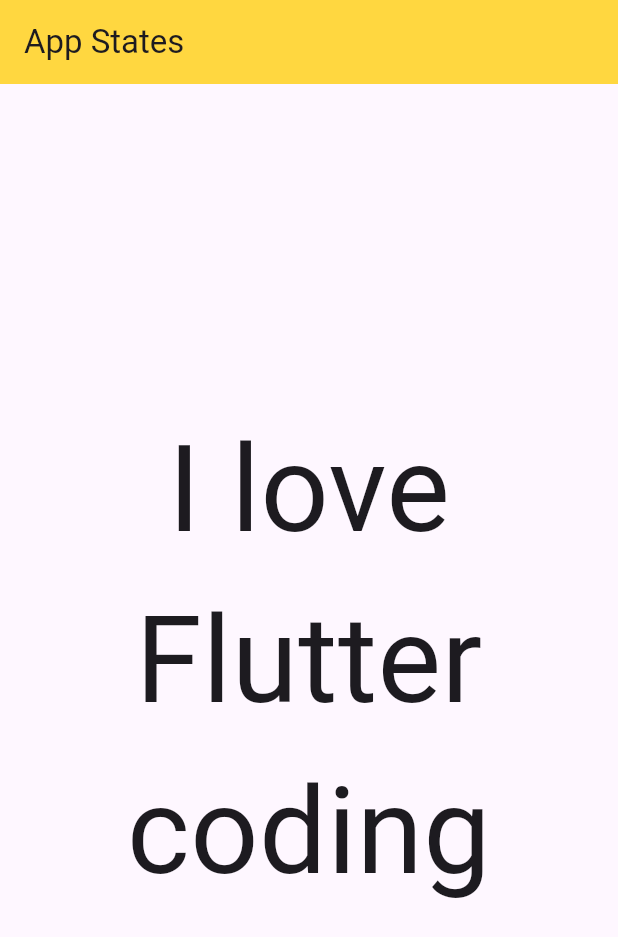
After one commit to raja226-kanini/PracticeFluttet, a Flutter app: the screen it shows after launch, on a phone screen of 412 x 824 dp. The commit adds this screen. Shown: the top 937 px of the screen. Run offline on Flutter 3.47's test engine with Material 3 defaults, Android fonts, the phone set to English and light mode, and no system bars; our stand-ins replace cached_network_image, google_fonts.

Commit message:
App life cycle(paused,resume,incative,detached)

```diff
--- a/lib/main.dart
+++ b/lib/main.dart
@@ -1,4 +1,5 @@
 import 'package:flutter/material.dart';
+import 'package:paractice_flutter/views/app_life_cycle.dart';
 import 'package:paractice_flutter/views/getstart_screen.dart';
 import 'package:paractice_flutter/views/login_screen.dart';
 import 'package:paractice_flutter/views/registration_screen.dart';
@@ -13,7 +14,7 @@
   @override
   Widget build(BuildContext context) {
     return const MaterialApp(
-     home: LoginScreen(),
+     home: AppLifecycle(),
      debugShowCheckedModeBanner: false,
     );
   }
--- /dev/null
+++ b/lib/views/app_life_cycle.dart
@@ -0,0 +1,58 @@
+import 'package:flutter/material.dart';
+
+class AppLifecycle extends StatefulWidget {
+  const AppLifecycle({super.key});
+
+  @override
+  State<AppLifecycle> createState() => _AppLifecycleState();
+}
+
+class _AppLifecycleState extends State<AppLifecycle>
+    with WidgetsBindingObserver {
+  @override
+  void initState() {
+        WidgetsBinding.instance.addObserver(this);
+    super.initState();
+  }
+
+  @override
+  void didChangeAppLifecycleState(AppLifecycleState state) {
+    super.didChangeAppLifecycleState(state);
+    if (state == AppLifecycleState.resumed) {
+      print("it is in resumed state");
+    }
+    if (state == AppLifecycleState.paused) {
+      print("it is in paused state");
+    }
+    if (state == AppLifecycleState.inactive) {
+      print("it is in inactive state");
+    }
+    if (state == AppLifecycleState.detached) {
+      print("it is in detached state");
+    }
+  }
+
+  @override
+  void dispose() {
+    WidgetsBinding.instance.removeObserver(this);
+    super.dispose();
+  }
+
+  @override
+  Widget build(BuildContext context) {
+    return Scaffold(
+      appBar: AppBar(
+        title: const Text("App States"),
+        backgroundColor: Colors.amberAccent,
+      ),
+      body: const Center(
+          child: Text(
+        "I love Flutter coding",
+        style: TextStyle(
+          fontSize: 80,
+        ),
+        textAlign: TextAlign.center,
+      )),
+    );
+  }
+}
```
